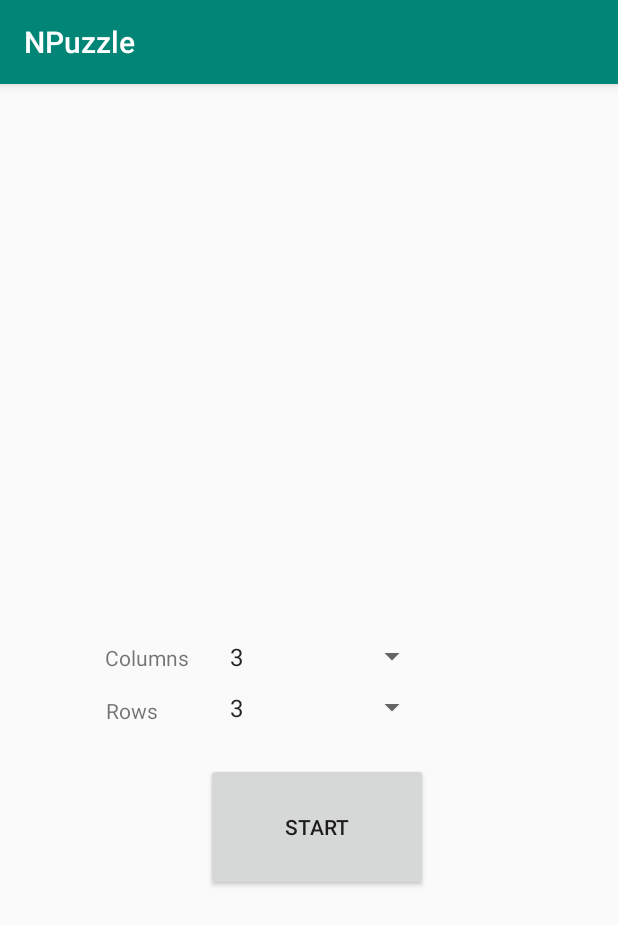
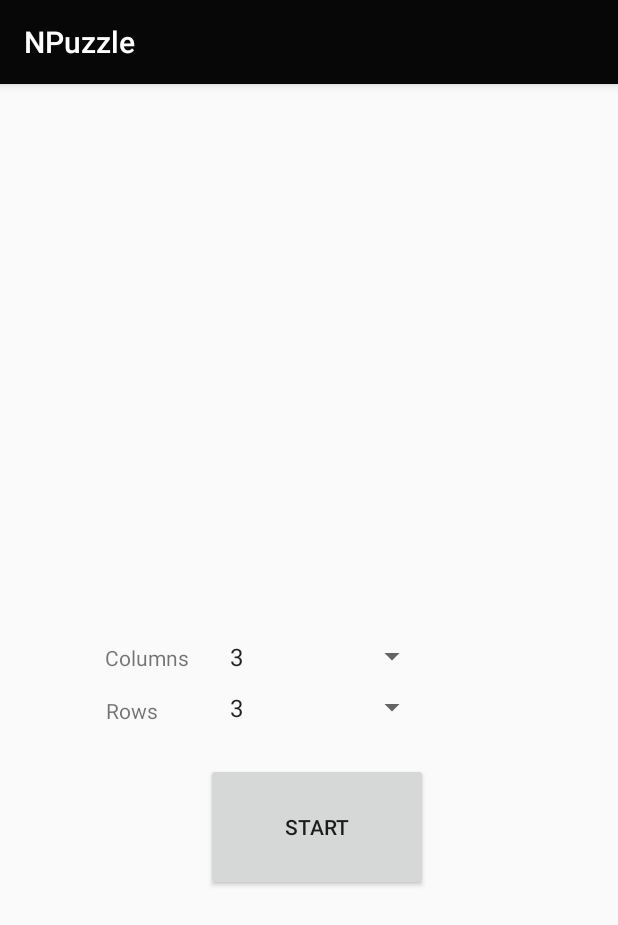
Before and after one commit to melihcanclk/NPuzzle-Android, an Android app: the screen it shows after launch (Main_Menu), on a phone screen of 412 x 824 dp. Shown: the top 925 px of the screen. Run offline under Robolectric (Android 15) with nearby library versions, the phone set to English and light mode, and no system bars.

Commit message:
feat(Npuzzle-Android) : change colors

```diff
--- a/app/src/main/java/com/melihcanclk/MainActivity.java
+++ b/app/src/main/java/com/melihcanclk/MainActivity.java
@@ -20,6 +20,7 @@ import android.widget.TextView;
 import android.widget.Toast;
 
 import java.util.Random;
+import java.util.Timer;
 
 
 public class MainActivity extends AppCompatActivity implements GestureDetector.OnGestureListener {
@@ -355,4 +356,5 @@ public class MainActivity extends AppCompatActivity implements GestureDetector.O
 
         return super.onTouchEvent(event);
     }
+
 }
--- a/app/src/main/java/com/melihcanclk/Main_Menu.java
+++ b/app/src/main/java/com/melihcanclk/Main_Menu.java
@@ -1,7 +1,6 @@
 package com.melihcanclk;
 
 import androidx.appcompat.app.AppCompatActivity;
-
 import android.content.Intent;
 import android.os.Bundle;
 import android.view.View;
--- a/app/src/main/res/values/colors.xml
+++ b/app/src/main/res/values/colors.xml
@@ -3,4 +3,5 @@
     <color name="colorPrimary">#008577</color>
     <color name="colorPrimaryDark">#00574B</color>
     <color name="colorAccent">#D81B60</color>
+    <color name="bluedark">#070707</color>
 </resources>
--- a/app/src/main/res/values/styles.xml
+++ b/app/src/main/res/values/styles.xml
@@ -1,11 +1,12 @@
-<resources>
+<resources xmlns:tools="http://schemas.android.com/tools">
 
     <!-- Base application theme. -->
     <style name="AppTheme" parent="Theme.AppCompat.Light.DarkActionBar">
         <!-- Customize your theme here. -->
-        <item name="colorPrimary">@color/colorPrimary</item>
+        <item name="colorPrimary">@color/bluedark</item>
         <item name="colorPrimaryDark">@color/colorPrimaryDark</item>
         <item name="colorAccent">@color/colorAccent</item>
+        <item name="android:statusBarColor" tools:targetApi="lollipop">@color/bluedark</item>
     </style>
 
 </resources>
```
